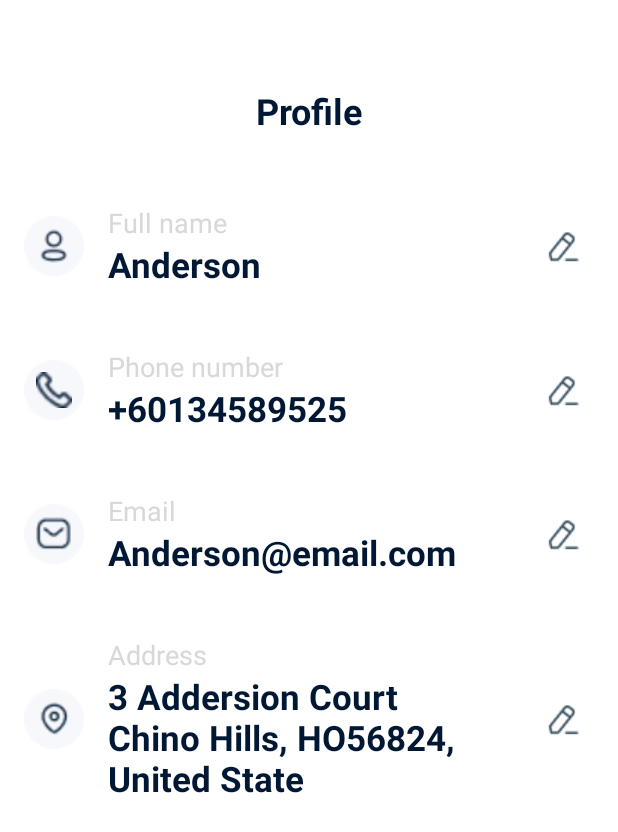
After one commit to TVu-TVu/Coffee-Store, an Android app: the ProfileActivity screen opened directly, with no data from a screen before it, on a phone screen of 412 x 824 dp. The commit adds this screen. Shown: the top 832 px of the screen. Run offline under Robolectric (Android 15) with nearby library versions, the phone set to English and light mode, and no system bars.

Commit message:
profile page + edit profile + update name in home page

```diff
--- a/app/src/main/AndroidManifest.xml
+++ b/app/src/main/AndroidManifest.xml
@@ -20,5 +20,10 @@
                 <category android:name="android.intent.category.LAUNCHER" />
             </intent-filter>
         </activity>
+
+        <activity
+            android:name=".ProfileActivity"
+            android:exported="false"> </activity>
+
     </application>
 </manifest>
--- /dev/null
+++ b/app/src/main/java/com/example/myapplication2/ProfileActivity.java
@@ -0,0 +1,198 @@
+package com.example.myapplication2; // Thay bằng package name thực tế của bạn
+
+import android.app.Activity;
+import android.app.AlertDialog;
+import android.content.DialogInterface;
+import android.content.Intent;
+import android.os.Bundle;
+import android.text.InputType;
+import android.view.View;
+import android.widget.EditText;
+import android.widget.ImageButton;
+import android.widget.TextView;
+import androidx.appcompat.app.AppCompatActivity;
+
+public class ProfileActivity extends AppCompatActivity {
+
+    private UserManager userManager;
+
+    // Khai báo các TextView để hiển thị giá trị
+    private TextView tvFullNameValue;
+    private TextView tvPhoneNumberValue;
+    private TextView tvEmailValue;
+    private TextView tvAddressValue;
+
+    // Khai báo các ImageButton để chỉnh sửa
+    private ImageButton btnEditFullName;
+    private ImageButton btnEditPhoneNumber;
+    private ImageButton btnEditEmail;
+    private ImageButton btnEditAddress;
+
+    @Override
+    protected void onCreate(Bundle savedInstanceState) {
+        super.onCreate(savedInstanceState);
+        setContentView(R.layout.activity_profile);
+
+        userManager = new UserManager(this); // Khởi tạo UserManager
+
+        // Ánh xạ các TextView từ layout
+        tvFullNameValue = findViewById(R.id.tv_full_name_value);
+        tvPhoneNumberValue = findViewById(R.id.tv_phone_number_value);
+        tvEmailValue = findViewById(R.id.tv_email_value);
+        tvAddressValue = findViewById(R.id.tv_address_value);
+
+        // Ánh xạ các ImageButton từ layout
+        btnEditFullName = findViewById(R.id.btn_edit_full_name);
+        btnEditPhoneNumber = findViewById(R.id.btn_edit_phone_number);
+        btnEditEmail = findViewById(R.id.btn_edit_email);
+        btnEditAddress = findViewById(R.id.btn_edit_address);
+
+        // Tải và hiển thị thông tin người dùng khi Activity được tạo
+        loadUserProfileData();
+
+        // Thiết lập OnClickListener cho các nút chỉnh sửa
+        btnEditFullName.setOnClickListener(new View.OnClickListener() {
+            @Override
+            public void onClick(View v) {
+                showEditDialog(
+                        tvFullNameValue,
+                        getString(R.string.label_full_name),
+                        userManager.getFullName(),
+                        InputType.TYPE_CLASS_TEXT,
+                        new OnSaveListener() {
+                            @Override
+                            public void onSave(String newValue) {
+                                userManager.updateFullName(newValue);
+                                tvFullNameValue.setText(newValue);
+                            }
+                        }
+                );
+            }
+        });
+
+        btnEditPhoneNumber.setOnClickListener(new View.OnClickListener() {
+            @Override
+            public void onClick(View v) {
+                showEditDialog(
+                        tvPhoneNumberValue,
+                        getString(R.string.label_phone_number),
+                        userManager.getPhoneNumber(),
+                        InputType.TYPE_CLASS_PHONE,
+                        new OnSaveListener() {
+                            @Override
+                            public void onSave(String newValue) {
+                                userManager.updatePhoneNumber(newValue);
+                                tvPhoneNumberValue.setText(newValue);
+                            }
+                        }
+                );
+            }
+        });
+
+        btnEditEmail.setOnClickListener(new View.OnClickListener() {
+            @Override
+            public void onClick(View v) {
+                showEditDialog(
+                        tvEmailValue,
+                        getString(R.string.label_email),
+                        userManager.getEmail(),
+                        InputType.TYPE_TEXT_VARIATION_EMAIL_ADDRESS,
+                        new OnSaveListener() {
+                            @Override
+                            public void onSave(String newValue) {
+                                userManager.updateEmail(newValue);
+                                tvEmailValue.setText(newValue);
+                            }
+                        }
+                );
+            }
+        });
+
+        btnEditAddress.setOnClickListener(new View.OnClickListener() {
+            @Override
+            public void onClick(View v) {
+                showEditDialog(
+                        tvAddressValue,
+                        getString(R.string.label_address),
+                        userManager.getAddress(),
+                        InputType.TYPE_CLASS_TEXT | InputType.TYPE_TEXT_FLAG_MULTI_LINE, // Cho phép nhiều dòng
+                        new OnSaveListener() {
+                            @Override
+                            public void onSave(String newValue) {
+                                userManager.updateAddress(newValue);
+                                tvAddressValue.setText(newValue);
+                            }
+                        }
+                );
+            }
+        });
+    }
+
+    // Hàm để tải thông tin người dùng từ SharedPreferences và hiển thị lên UI
+    private void loadUserProfileData() {
+        tvFullNameValue.setText(userManager.getFullName());
+        tvPhoneNumberValue.setText(userManager.getPhoneNumber());
+        tvEmailValue.setText(userManager.getEmail());
+        tvAddressValue.setText(userManager.getAddress());
+    }
+
+    // Interface callback để xử lý lưu dữ liệu sau khi chỉnh sửa
+    private interface OnSaveListener {
+        void onSave(String newValue);
+    }
+
+    // Hàm chung để hiển thị AlertDialog cho phép chỉnh sửa
+    private void showEditDialog(
+            final TextView targetTextView,
+            String fieldLabel,
+            String currentValue,
+            int inputType,
+            final OnSaveListener onSaveListener) {
+
+        AlertDialog.Builder builder = new AlertDialog.Builder(this);
+        builder.setTitle(String.format(getString(R.string.dialog_title_edit), fieldLabel.toLowerCase())); // "Edit full name"
+
+        // Thiết lập EditText trong AlertDialog
+        final EditText input = new EditText(this);
+        input.setText(currentValue);
+        input.setHint(String.format(getString(R.string.dialog_hint_full_name), fieldLabel)); // Sử dụng hint phù hợp
+        input.setInputType(inputType);
+        if (inputType == (InputType.TYPE_CLASS_TEXT | InputType.TYPE_TEXT_FLAG_MULTI_LINE)) {
+            input.setSingleLine(false); // Cho phép nhiều dòng cho địa chỉ
+            input.setLines(3); // Số dòng gợi ý ban đầu
+            input.setMaxLines(5); // Số dòng tối đa
+            input.setVerticalScrollBarEnabled(true);
+        }
+
+        builder.setView(input);
+
+        // Thiết lập các nút Save và Cancel
+        builder.setPositiveButton(R.string.dialog_button_save, new DialogInterface.OnClickListener() {
+            @Override
+            public void onClick(DialogInterface dialog, int which) {
+                String newValue = input.getText().toString();
+                if (onSaveListener != null) {
+                    onSaveListener.onSave(newValue);
+                }
+            }
+        });
+        builder.setNegativeButton(R.string.dialog_button_cancel, new DialogInterface.OnClickListener() {
+            @Override
+            public void onClick(DialogInterface dialog, int which) {
+                dialog.cancel();
+            }
+        });
+
+        builder.show();
+    }
+
+    // Khi người dùng quay lại màn hình Profile sau khi đã chỉnh sửa từ một Activity khác (ít khả năng xảy ra)
+    // Hoặc nếu bạn muốn đảm bảo dữ liệu luôn được cập nhật khi quay lại Profile Activity
+    @Override
+    protected void onResume() {
+        super.onResume();
+        loadUserProfileData(); // Tải lại dữ liệu mỗi khi Activity resume
+    }
+
+
+}
--- /dev/null
+++ b/app/src/main/java/com/example/myapplication2/UserManager.java
@@ -0,0 +1,53 @@
+package com.example.myapplication2;
+
+import android.content.Context;
+import android.content.SharedPreferences;
+
+public class UserManager {
+
+    private static final String PREF_NAME = "UserProfilePrefs";
+    private static final String KEY_FULL_NAME = "full_name";
+    private static final String KEY_PHONE_NUMBER = "phone_number";
+    private static final String KEY_EMAIL = "email";
+    private static final String KEY_ADDRESS = "address";
+
+    private final SharedPreferences sharedPrefs;
+    private final Context context;
+
+    public UserManager(Context context) {
+        this.context = context;
+        sharedPrefs = context.getSharedPreferences(PREF_NAME, Context.MODE_PRIVATE);
+    }
+
+    public String getFullName() {
+        return sharedPrefs.getString(KEY_FULL_NAME, context.getString(R.string.full_name_value));
+    }
+
+    public String getPhoneNumber() {
+        return sharedPrefs.getString(KEY_PHONE_NUMBER, context.getString(R.string.phone_value));
+    }
+
+    public String getEmail() {
+        return sharedPrefs.getString(KEY_EMAIL, context.getString(R.string.email_value));
+    }
+
+    public String getAddress() {
+        return sharedPrefs.getString(KEY_ADDRESS, context.getString(R.string.address_value));
+    }
+
+    public void updateFullName(String fullName) {
+        sharedPrefs.edit().putString(KEY_FULL_NAME, fullName).apply();
+    }
+
+    public void updatePhoneNumber(String phoneNumber) {
+        sharedPrefs.edit().putString(KEY_PHONE_NUMBER, phoneNumber).apply();
+    }
+
+    public void updateEmail(String email) {
+        sharedPrefs.edit().putString(KEY_EMAIL, email).apply();
+    }
+
+    public void updateAddress(String address) {
+        sharedPrefs.edit().putString(KEY_ADDRESS, address).apply();
+    }
+}
--- a/app/src/main/java/com/example/myapplication2/main.java
+++ b/app/src/main/java/com/example/myapplication2/main.java
@@ -1,17 +1,46 @@
 package com.example.myapplication2;
 
 import androidx.appcompat.app.AppCompatActivity;
-
+import android.content.Intent;
 import android.os.Bundle;
 import android.util.Log;
 import  android.view.View;
+import android.widget.ImageButton;
+import android.widget.TextView;
 
 public class main extends AppCompatActivity {
+
+    private TextView tvGreetingName;
+    private UserManager userManager;
+
     @Override
     protected void onCreate(Bundle savedInstanceState) {
         super.onCreate(savedInstanceState);
         setContentView(R.layout.activity_main);
 
+        userManager = new UserManager(this);
+        tvGreetingName = findViewById(R.id.tv_greeting_name);
+
+        ImageButton profileButton = findViewById(R.id.profile_button);
+        profileButton.setOnClickListener(new View.OnClickListener() {
+            @Override
+            public void onClick(View v) {
+                Intent intent = new Intent(main.this, ProfileActivity.class);
+                startActivity(intent);
+            }
+        });
     }
 
+    @Override
+    protected void onResume() {
+        super.onResume();
+        // Load and display the user name every time the activity resumes
+        loadAndDisplayUserName(); // Add this call
+    }
+
+    private void loadAndDisplayUserName() {
+        String userName = userManager.getFullName();
+        tvGreetingName.setText(userName);
+
+    }
 }
--- a/app/src/main/res/layout/activity_main.xml
+++ b/app/src/main/res/layout/activity_main.xml
@@ -39,9 +39,10 @@
                         android:textSize="21dp" />
 
                     <TextView
+                        android:id="@+id/tv_greeting_name"
                         android:layout_width="wrap_content"
                         android:layout_height="wrap_content"
-                        android:text="@string/user_name"
+                        android:text="@string/guest_name"
                         android:textColor="@color/colorTextPrimary"
                         android:textSize="27dp"
                         android:textStyle="bold" />
--- /dev/null
+++ b/app/src/main/res/layout/activity_profile.xml
@@ -0,0 +1,271 @@
+<?xml version="1.0" encoding="utf-8"?>
+<androidx.constraintlayout.widget.ConstraintLayout xmlns:android="http://schemas.android.com/apk/res/android"
+    xmlns:app="http://schemas.android.com/apk/res-auto"
+    xmlns:tools="http://schemas.android.com/tools"
+    android:layout_width="match_parent"
+    android:layout_height="match_parent"
+    android:background="@color/colorBackgroundPrimary"
+    tools:context=".ProfileActivity">
+
+    <TextView
+        android:id="@+id/tv_profile_title"
+        android:layout_width="wrap_content"
+        android:layout_height="wrap_content"
+        android:layout_marginTop="57dp"
+        android:text="@string/profile_title"
+        android:textColor="@color/colorTextPrimary"
+        android:textSize="24dp"
+        android:textStyle="bold"
+        app:layout_constraintEnd_toEndOf="parent"
+        app:layout_constraintStart_toStartOf="parent"
+        app:layout_constraintTop_toTopOf="parent" />
+
+    <LinearLayout
+        android:id="@+id/ll_full_name"
+        android:layout_width="0dp"
+        android:layout_height="wrap_content"
+        android:layout_marginStart="16dp"
+        android:layout_marginTop="30dp"
+        android:layout_marginEnd="16dp"
+        android:gravity="center_vertical"
+        android:orientation="horizontal"
+        android:paddingVertical="16dp"
+        app:layout_constraintEnd_toEndOf="parent"
+        app:layout_constraintStart_toStartOf="parent"
+        app:layout_constraintTop_toBottomOf="@id/tv_profile_title">
+
+        <LinearLayout
+            android:layout_width="40dp"
+            android:layout_height="40dp"
+            android:layout_marginEnd="16dp"
+            android:background="@drawable/ellipse_10"
+            android:gravity="center">
+
+            <ImageView
+                android:layout_width="24dp"
+                android:layout_height="24dp"
+                android:src="@drawable/profileimg"
+                android:contentDescription="@string/content_description_profile_icon"
+                app:tint="@color/colorTextPrimary" />
+        </LinearLayout>
+
+        <LinearLayout
+            android:layout_width="0dp"
+            android:layout_height="wrap_content"
+            android:layout_weight="1"
+            android:orientation="vertical">
+
+            <TextView
+                android:layout_width="wrap_content"
+                android:layout_height="wrap_content"
+                android:text="@string/label_full_name"
+                android:textColor="@color/colorTextSecondary"
+                android:textSize="18dp" />
+
+            <TextView
+                android:id="@+id/tv_full_name_value"
+                android:layout_width="wrap_content"
+                android:layout_height="wrap_content"
+                android:text="@string/full_name_value"
+                android:textColor="@color/colorTextPrimary"
+                android:textSize="23dp"
+                android:textStyle="bold" />
+        </LinearLayout>
+
+        <ImageButton
+            android:id="@+id/btn_edit_full_name"
+            android:layout_width="wrap_content"
+            android:layout_height="wrap_content"
+            android:background="?attr/selectableItemBackgroundBorderless"
+            android:contentDescription="@string/content_description_edit"
+            android:padding="8dp"
+            android:src="@drawable/editimg" />
+    </LinearLayout>
+
+    <LinearLayout
+        android:id="@+id/ll_phone_number"
+        android:layout_width="0dp"
+        android:layout_height="wrap_content"
+        android:layout_marginStart="16dp"
+        android:layout_marginTop="8dp"
+        android:layout_marginEnd="16dp"
+        android:gravity="center_vertical"
+        android:orientation="horizontal"
+        android:paddingVertical="16dp"
+        app:layout_constraintEnd_toEndOf="parent"
+        app:layout_constraintStart_toStartOf="parent"
+        app:layout_constraintTop_toBottomOf="@id/ll_full_name">
+
+        <LinearLayout
+            android:layout_width="40dp"
+            android:layout_height="40dp"
+            android:layout_marginEnd="16dp"
+            android:background="@drawable/ellipse_10"
+            android:gravity="center">
+
+            <ImageView
+                android:layout_width="24dp"
+                android:layout_height="24dp"
+                android:contentDescription="@string/content_description_phone_icon"
+                android:src="@drawable/groupimg"
+                app:tint="@color/colorTextPrimary" />
+        </LinearLayout>
+
+        <LinearLayout
+            android:layout_width="0dp"
+            android:layout_height="wrap_content"
+            android:layout_weight="1"
+            android:orientation="vertical">
+
+            <TextView
+                android:layout_width="wrap_content"
+                android:layout_height="wrap_content"
+                android:text="@string/label_phone_number"
+                android:textColor="@color/colorTextSecondary"
+                android:textSize="18dp" />
+
+            <TextView
+                android:id="@+id/tv_phone_number_value"
+                android:layout_width="wrap_content"
+                android:layout_height="wrap_content"
+                android:text="@string/phone_value"
+                android:textColor="@color/colorTextPrimary"
+                android:textSize="23dp"
+                android:textStyle="bold" />
+        </LinearLayout>
+
+        <ImageButton
+            android:id="@+id/btn_edit_phone_number"
+            android:layout_width="wrap_content"
+            android:layout_height="wrap_content"
+            android:background="?attr/selectableItemBackgroundBorderless"
+            android:contentDescription="@string/content_description_edit"
+            android:padding="8dp"
+            android:src="@drawable/editimg" />
+    </LinearLayout>
+
+    <LinearLayout
+        android:id="@+id/ll_email"
+        android:layout_width="0dp"
+        android:layout_height="wrap_content"
+        android:layout_marginStart="16dp"
+        android:layout_marginTop="8dp"
+        android:layout_marginEnd="16dp"
+        android:gravity="center_vertical"
+        android:orientation="horizontal"
+        android:paddingVertical="16dp"
+        app:layout_constraintEnd_toEndOf="parent"
+        app:layout_constraintStart_toStartOf="parent"
+        app:layout_constraintTop_toBottomOf="@id/ll_phone_number">
+
+        <LinearLayout
+            android:layout_width="40dp"
+            android:layout_height="40dp"
+            android:layout_marginEnd="16dp"
+            android:background="@drawable/ellipse_10"
+            android:gravity="center">
+
+            <ImageView
+                android:layout_width="24dp"
+                android:layout_height="24dp"
+                android:contentDescription="@string/content_description_email_icon"
+                android:src="@drawable/messageimg"
+                app:tint="@color/colorTextPrimary" />
+        </LinearLayout>
+
+        <LinearLayout
+            android:layout_width="0dp"
+            android:layout_height="wrap_content"
+            android:layout_weight="1"
+            android:orientation="vertical">
+
+            <TextView
+                android:layout_width="wrap_content"
+                android:layout_height="wrap_content"
+                android:text="@string/label_email"
+                android:textColor="@color/colorTextSecondary"
+                android:textSize="18dp" />
+
+            <TextView
+                android:id="@+id/tv_email_value"
+                android:layout_width="wrap_content"
+                android:layout_height="wrap_content"
+                android:text="@string/email_value"
+                android:textColor="@color/colorTextPrimary"
+                android:textSize="23dp"
+                android:textStyle="bold" />
+        </LinearLayout>
+
+        <ImageButton
+            android:id="@+id/btn_edit_email"
+            android:layout_width="wrap_content"
+            android:layout_height="wrap_content"
+            android:background="?attr/selectableItemBackgroundBorderless"
+            android:contentDescription="@string/content_description_edit"
+            android:padding="8dp"
+            android:src="@drawable/editimg" />
+    </LinearLayout>
+
+    <LinearLayout
+        android:id="@+id/ll_address"
+        android:layout_width="0dp"
+        android:layout_height="wrap_content"
+        android:layout_marginStart="16dp"
+        android:layout_marginTop="8dp"
+        android:layout_marginEnd="16dp"
+        android:gravity="center_vertical"
+        android:orientation="horizontal"
+        android:paddingVertical="16dp"
+        app:layout_constraintEnd_toEndOf="parent"
+        app:layout_constraintStart_toStartOf="parent"
+        app:layout_constraintTop_toBottomOf="@id/ll_email">
+
+        <LinearLayout
+            android:layout_width="40dp"
+            android:layout_height="40dp"
+            android:layout_marginEnd="16dp"
+            android:background="@drawable/ellipse_10"
+            android:gravity="center">
+
+            <ImageView
+                android:layout_width="24dp"
+                android:layout_height="24dp"
+                android:src="@drawable/locationimg"
+                android:contentDescription="@string/content_description_address_icon"
+                app:tint="@color/colorTextPrimary" />
+        </LinearLayout>
+
+        <LinearLayout
+            android:layout_width="0dp"
+            android:layout_height="wrap_content"
+            android:layout_weight="1"
+            android:orientation="vertical">
+
+            <TextView
+                android:layout_width="wrap_content"
+                android:layout_height="wrap_content"
+                android:text="@string/label_address"
+                android:textColor="@color/colorTextSecondary"
+                android:textSize="18dp" />
+
+            <TextView
+                android:id="@+id/tv_address_value"
+                android:layout_width="wrap_content"
+                android:layout_height="wrap_content"
+                android:text="@string/address_value"
+                android:textColor="@color/colorTextPrimary"
+                android:textSize="23dp"
+                android:textStyle="bold" />
+        </LinearLayout>
+
+        <ImageButton
+            android:id="@+id/btn_edit_address"
+            android:layout_width="wrap_content"
+            android:layout_height="wrap_content"
+            android:background="?attr/selectableItemBackgroundBorderless"
+            android:contentDescription="@string/content_description_edit"
+            android:padding="8dp"
+            android:src="@drawable/editimg" />
+    </LinearLayout>
+
+</androidx.constraintlayout.widget.ConstraintLayout>
--- a/app/src/main/res/layout/profile.xml
+++ /dev/null
@@ -1,19 +0,0 @@
-<?xml version="1.0" encoding="utf-8"?>
-<androidx.constraintlayout.widget.ConstraintLayout xmlns:android="http://schemas.android.com/apk/res/android"
-    xmlns:app="http://schemas.android.com/apk/res-auto"
-    xmlns:tools="http://schemas.android.com/tools"
-    android:layout_width="match_parent"
-    android:layout_height="match_parent">
-
-    <TextView
-        android:id="@+id/profiletext"
-        android:layout_width="wrap_content"
-        android:layout_height="wrap_content"
-        android:layout_marginTop="100dp"
-        android:text="Profile"
-        android:textSize="24dp"
-        android:textStyle="bold"
-        app:layout_constraintEnd_toEndOf="parent"
-        app:layout_constraintStart_toStartOf="parent"
-        app:layout_constraintTop_toTopOf="parent" />
-</androidx.constraintlayout.widget.ConstraintLayout>
--- a/app/src/main/res/values/colors.xml
+++ b/app/src/main/res/values/colors.xml
@@ -13,4 +13,5 @@
     <color name="colorBackgroundCard">#F7F8FB</color>
     <color name="colorTextPrimary">#001833</color>
     <color name="colorTextSecondary">#D8D8D8</color>"
+    <color name="colorText3">#324A59</color>
 </resources>
--- a/app/src/main/res/values/strings.xml
+++ b/app/src/main/res/values/strings.xml
@@ -1,7 +1,32 @@
 <resources>
     <string name="app_name">My Coffee Shop</string>
     <string name="choose_coffee">Choose your coffee</string>
-    <string name="user_name">Anderson</string>
     <string name="loyalty">Loyalty Card</string>
     <string name="loyalty_progress">1/8</string>
+
+    <string name="profile_title">Profile</string>
+    <string name="label_full_name">Full name</string>
+    <string name="label_phone_number">Phone number</string>
+    <string name="label_email">Email</string>
+    <string name="label_address">Address</string>
+
+    <string name="guest_name">Guest</string>
+    <string name="full_name_value">Anderson</string>
+    <string name="phone_value">+60134589525</string>
+    <string name="email_value">Anderson@email.com</string>
+    <string name="address_value">3 Addersion Court\nChino Hills, HO56824, United State</string>
+
+    <string name="content_description_edit">Edit</string>
+    <string name="content_description_profile_icon">Profile Icon</string>
+    <string name="content_description_phone_icon">Phone Icon</string>
+    <string name="content_description_email_icon">Email Icon</string>
+    <string name="content_description_address_icon">Address Icon</string>
+
+    <string name="dialog_title_edit">Edit %s</string>
+    <string name="dialog_hint_full_name">Enter full name</string>
+    <string name="dialog_hint_phone_number">Enter phone number</string>
+    <string name="dialog_hint_email">Enter email</string>
+    <string name="dialog_hint_address">Enter address</string>
+    <string name="dialog_button_save">Save</string>
+    <string name="dialog_button_cancel">Cancel</string>
 </resources>
```
Also changed, not shown: app/src/main/res/drawable/editimg.png (added), app/src/main/res/drawable/ellipse_10.png (added), app/src/main/res/drawable/groupimg.png (added), app/src/main/res/drawable/locationimg.png (added), app/src/main/res/drawable/messageimg.png (added), app/src/main/res/drawable/profileimg.png (added), app/src/main/res/layout/activity_details.xml (renamed from app/src/main/res/layout/details.xml).
